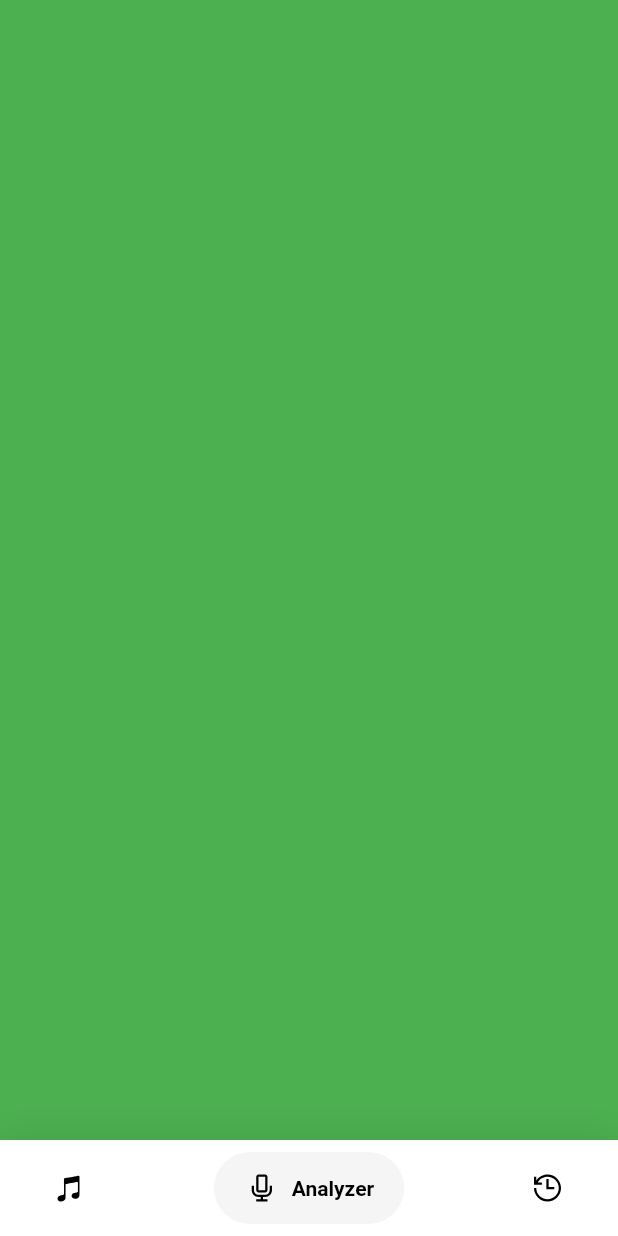
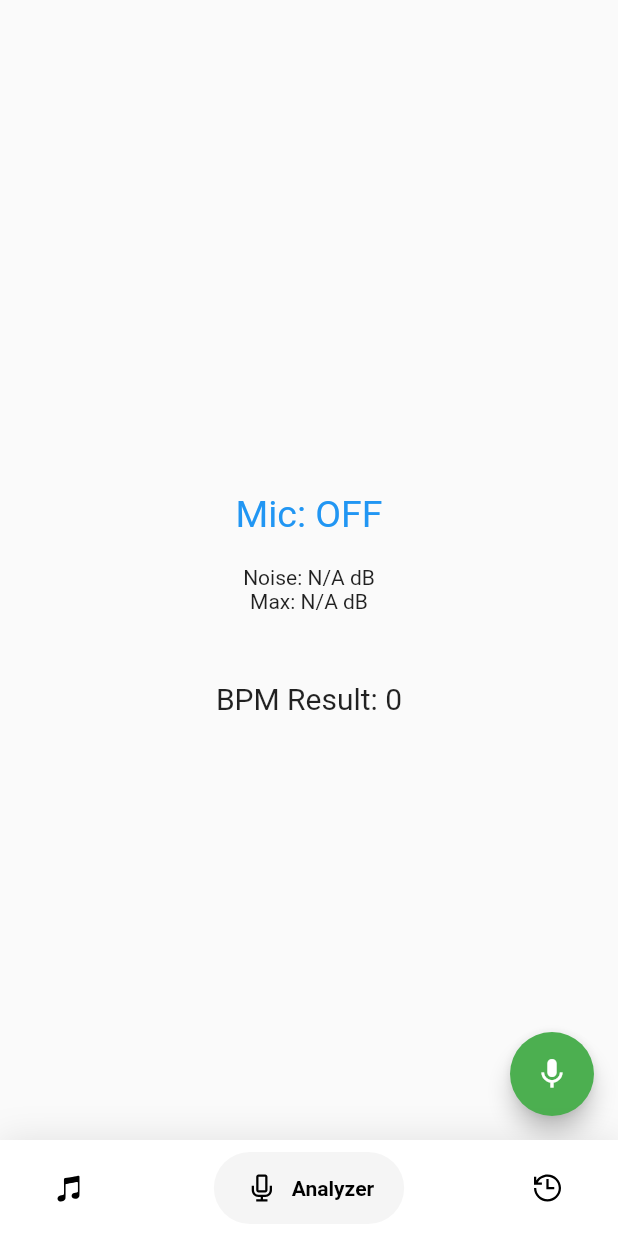
Before and after one commit to merekesabitov/bpmApp, a Flutter app: the screen it shows after launch, item 2 of the bottom bar chosen, on a phone screen of 412 x 824 dp. Run offline on Flutter 3.47's test engine with Material 2 defaults, Android fonts, the phone set to English and light mode, and no system bars; drawn by our look-alikes of google_nav_bar; our stand-ins replace line_icons, permission_handler; missing offline and left inert: noise_meter.

Commit message:
Implemented BPM analyzer with noise_meter (package)

```diff
--- a/Bpm_App/lib/analyzer.dart
+++ b/Bpm_App/lib/analyzer.dart
@@ -1,10 +1,10 @@
 import 'dart:async';
-
 import 'package:flutter/material.dart';
 import 'package:noise_meter/noise_meter.dart';
+import 'package:permission_handler/permission_handler.dart';
 
 class Analyzer extends StatefulWidget {
-  const Analyzer({super.key});
+  const Analyzer({Key? key}) : super(key: key);
 
   @override
   State<Analyzer> createState() => _AnalyzerState();
@@ -13,11 +13,155 @@ class Analyzer extends StatefulWidget {
 class _AnalyzerState extends State<Analyzer> {
   bool isRecording = false;
   StreamSubscription<NoiseReading>? noiseSubscription;
+  NoiseMeter? noiseMeter;
+  List<double> beatTimes = [];
+  double dynamicThreshold = 0;
+  NoiseReading? noiseReading;
+  double bpmResult = 0;
+  int beatsCount = 0;
+
+  @override
+  void dispose() {
+    noiseSubscription?.cancel();
+    super.dispose();
+  }
+
+  void onData(NoiseReading data) {
+    setState(() {
+      noiseReading = data;
+    });
+
+    double currentTime = DateTime.now().microsecondsSinceEpoch / 1000000.0;
+
+    if (beatTimes.isNotEmpty) {
+      double timeSinceLastBeat = currentTime - beatTimes.last;
+
+      // Добавлен порог входа децибела
+      if (data.maxDecibel > DBC_THRESHOLD &&
+          data.maxDecibel > dynamicThreshold &&
+          timeSinceLastBeat > MIN_TIME_BETWEEN_BEATS &&
+          timeSinceLastBeat < MAX_TIME_BETWEEN_BEATS) {
+        beatTimes.add(currentTime);
+        beatsCount++;
+
+        // Update dynamic threshold with a weak filter
+        dynamicThreshold = 0.8 * dynamicThreshold + 0.2 * data.maxDecibel;
+
+        print('Beat detected. Total Beats: ${beatTimes.length}');
+
+        if (beatsCount % 3 == 0) {
+          calculateAndDisplayBPM();
+        }
+      }
+    } else {
+      // Добавляем первый удар в случае отсутствия предыдущих ударов
+      beatTimes.add(currentTime);
+    }
+  }
+
+  void onError(Object error) {
+    print(error);
+    stop();
+  }
+
+  Future<bool> checkPermission() async => await Permission.microphone.isGranted;
+
+  Future<void> requestPermission() async =>
+      await Permission.microphone.request();
+
+  Future<void> start() async {
+    noiseMeter ??= NoiseMeter();
+
+    if (!(await checkPermission())) await requestPermission();
+
+    await analyzeForBPM();
+  }
+
+  Future<void> analyzeForBPM() async {
+    beatTimes.clear();
+    noiseSubscription = noiseMeter?.noise.listen(onData, onError: onError);
+    setState(() => isRecording = true);
+
+    await Future.delayed(Duration(seconds: ANALYSIS_INTERVAL));
+    stop();
+    calculateAndDisplayBPM();
+  }
+
+  void stop() {
+    noiseSubscription?.cancel();
+    setState(() {
+      isRecording = false;
+      beatsCount = 0; // Сбросить счетчик ударов при остановке
+    });
+  }
+
+  void calculateAndDisplayBPM() {
+    if (beatTimes.length >= MIN_BEATS_FOR_BPM_CALCULATION) {
+      double totalTime = beatTimes.last - beatTimes.first;
+      double averageTimeBetweenBeats = totalTime / (beatTimes.length - 1);
+      double bpm = 60 / averageTimeBetweenBeats;
+
+      print('BPM: ${bpm.toStringAsFixed(2)}');
+
+      setState(() {
+        bpmResult = bpm;
+      });
+    } else {
+      print('Недостаточно ударов для расчета BPM. Всего ударов: ${beatTimes.length}');
+    }
+  }
 
   @override
   Widget build(BuildContext context) {
-    return const Scaffold(
-      backgroundColor: Colors.green,
+    return Scaffold(
+      body: Center(
+        child: Column(
+          mainAxisAlignment: MainAxisAlignment.center,
+          children: [
+            Container(
+              margin: const EdgeInsets.all(25),
+              child: Column(
+                children: [
+                  Container(
+                    margin: const EdgeInsets.only(top: 20),
+                    child: Text(
+                      isRecording ? "Mic: ON" : "Mic: OFF",
+                      style: const TextStyle(fontSize: 25, color: Colors.blue),
+                    ),
+                  ),
+                  Container(
+                    margin: const EdgeInsets.only(top: 20),
+                    child: Text(
+                      'Noise: ${noiseReading?.meanDecibel.toStringAsFixed(2) ?? 'N/A'} dB',
+                    ),
+                  ),
+                  Container(
+                    child: Text(
+                      'Max: ${noiseReading?.maxDecibel.toStringAsFixed(2) ?? 'N/A'} dB',
+                    ),
+                  ),
+                ],
+              ),
+            ),
+            SizedBox(height: 20),
+            Text(
+              'BPM Result: ${bpmResult.toStringAsFixed(0)}',
+              style: TextStyle(fontSize: 20),
+            ),
+          ],
+        ),
+      ),
+      floatingActionButton: FloatingActionButton(
+        backgroundColor: isRecording ? Colors.red : Colors.green,
+        onPressed: isRecording ? stop : start,
+        child: isRecording ? const Icon(Icons.stop) : const Icon(Icons.mic),
+      ),
     );
   }
 }
+
+const double MIN_TIME_BETWEEN_BEATS = 0.2;
+const double MAX_TIME_BETWEEN_BEATS = 1.5;
+const int ANALYSIS_INTERVAL = 20;
+const int MIN_BEATS_FOR_BPM_CALCULATION = 4;
+const double DBC_THRESHOLD = 60.0; // Добавлен порог входа децибела
```
